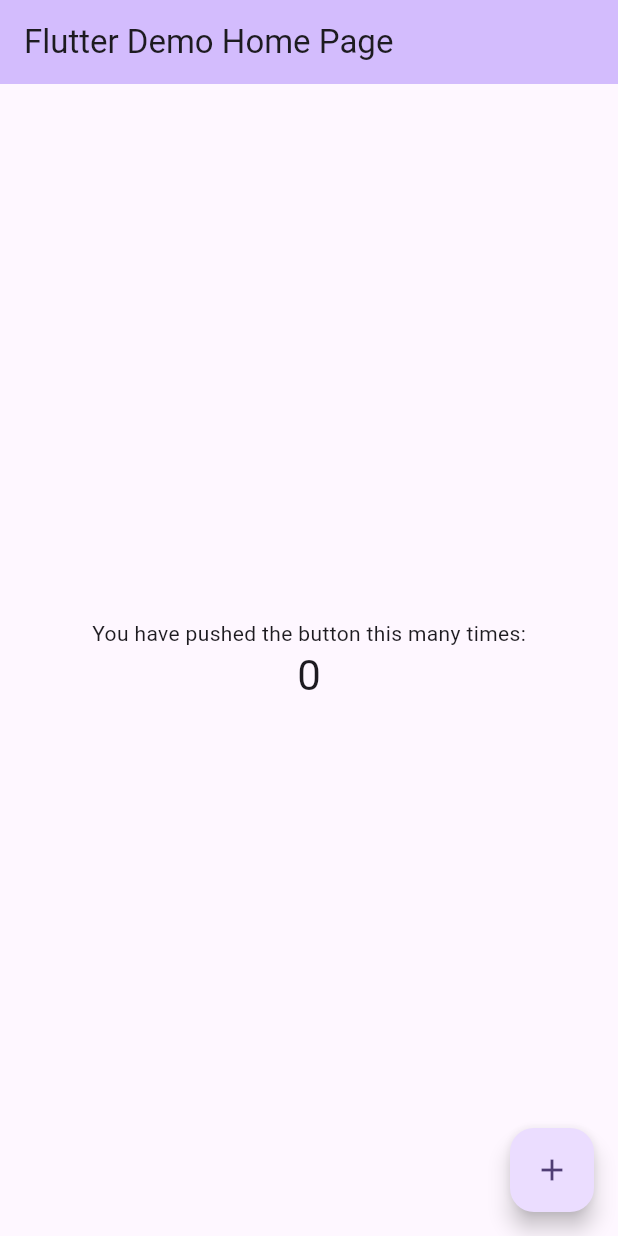
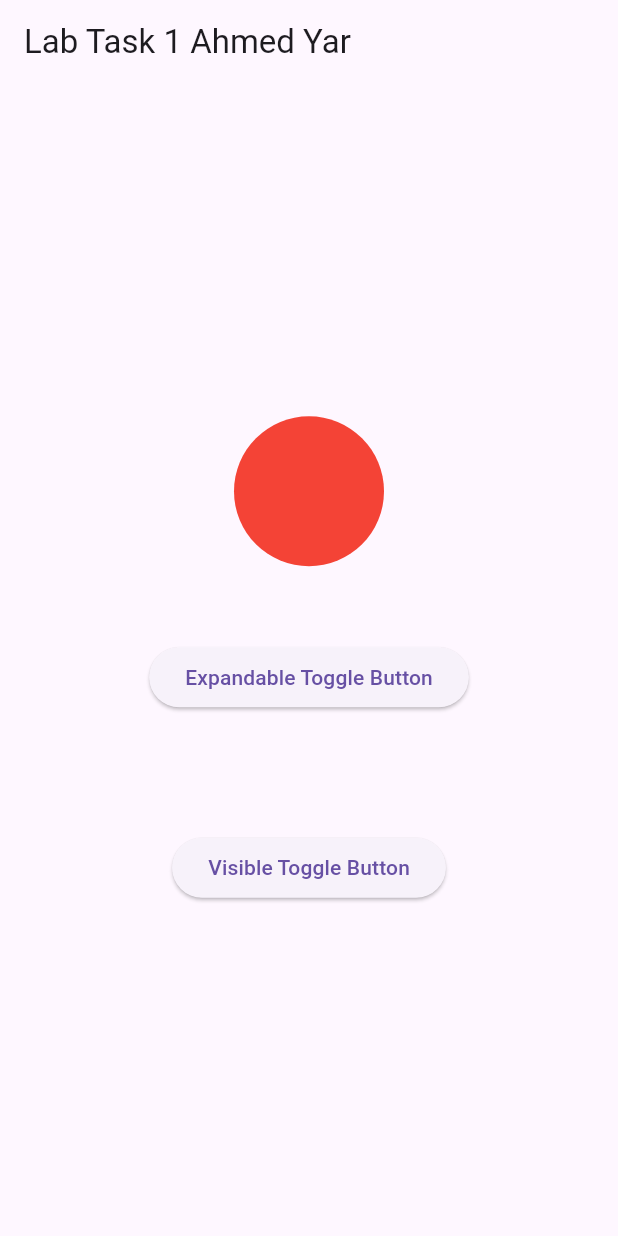
Before and after one commit to ahmedyar7/Mobile-App-Development, a Flutter app: the screen it shows after launch, on a phone screen of 412 x 824 dp. Run offline on Flutter 3.47's test engine with Material 3 defaults, Android fonts, the phone set to English and light mode, and no system bars.

Commit message:
Adding the task 1

```diff
--- /dev/null
+++ b/lab5/lib/Tasks/task1.dart
@@ -0,0 +1,73 @@
+import 'package:flutter/material.dart';
+
+class Task1 extends StatelessWidget {
+  Task1({super.key});
+
+  @override
+  Widget build(BuildContext context) {
+    return MaterialApp(home: Task1Animation());
+  }
+}
+
+class Task1Animation extends StatefulWidget {
+  _Task1AnimationState createState() => _Task1AnimationState();
+}
+
+class _Task1AnimationState extends State<Task1Animation> {
+  bool _isExpandable = false;
+  bool _isVisible = false;
+
+  @override
+  Widget build(BuildContext context) {
+    return Scaffold(
+      appBar: AppBar(title: Text("Lab Task 1 Ahmed Yar")),
+      body: Center(
+        child: Column(
+          mainAxisAlignment: MainAxisAlignment.center,
+          children: [
+            AnimatedContainer(
+              duration: Duration(seconds: 1),
+              height: _isExpandable ? 200 : 100,
+              width: _isExpandable ? 200 : 100,
+              curve: Curves.fastEaseInToSlowEaseOut,
+
+              decoration: BoxDecoration(
+                borderRadius: BorderRadius.circular(_isExpandable ? 100 : 50),
+                color: _isExpandable ? Colors.orange : Colors.red,
+              ),
+            ),
+
+            SizedBox(height: 50),
+            ElevatedButton(
+              onPressed: () {
+                setState(() {
+                  _isExpandable = !_isExpandable;
+                });
+              },
+              child: Text("Expandable Toggle Button"),
+            ),
+
+            AnimatedOpacity(
+              opacity: _isVisible ? 1.0 : 0.0,
+              duration: Duration(seconds: 1),
+              child: Text(
+                "Lab Task 1 Ahmed Yar",
+                style: TextStyle(fontSize: 20),
+              ),
+            ),
+
+            SizedBox(height: 50),
+            ElevatedButton(
+              onPressed: () {
+                setState(() {
+                  _isVisible = !_isVisible;
+                });
+              },
+              child: Text("Visible Toggle Button"),
+            ),
+          ],
+        ),
+      ),
+    );
+  }
+}
--- a/lab5/lib/main.dart
+++ b/lab5/lib/main.dart
@@ -1,122 +1,6 @@
 import 'package:flutter/material.dart';
+import 'package:lab5/Tasks/task1.dart';
 
 void main() {
-  runApp(const MyApp());
+  runApp(Task1());
 }
-
-class MyApp extends StatelessWidget {
-  const MyApp({super.key});
-
-  // This widget is the root of your application.
-  @override
-  Widget build(BuildContext context) {
-    return MaterialApp(
-      title: 'Flutter Demo',
-      theme: ThemeData(
-        // This is the theme of your application.
-        //
-        // TRY THIS: Try running your application with "flutter run". You'll see
-        // the application has a purple toolbar. Then, without quitting the app,
-        // try changing the seedColor in the colorScheme below to Colors.green
-        // and then invoke "hot reload" (save your changes or press the "hot
-        // reload" button in a Flutter-supported IDE, or press "r" if you used
-        // the command line to start the app).
-        //
-        // Notice that the counter didn't reset back to zero; the application
-        // state is not lost during the reload. To reset the state, use hot
-        // restart instead.
-        //
-        // This works for code too, not just values: Most code changes can be
-        // tested with just a hot reload.
-        colorScheme: ColorScheme.fromSeed(seedColor: Colors.deepPurple),
-      ),
-      home: const MyHomePage(title: 'Flutter Demo Home Page'),
-    );
-  }
-}
-
-class MyHomePage extends StatefulWidget {
-  const MyHomePage({super.key, required this.title});
-
-  // This widget is the home page of your application. It is stateful, meaning
-  // that it has a State object (defined below) that contains fields that affect
-  // how it looks.
-
-  // This class is the configuration for the state. It holds the values (in this
-  // case the title) provided by the parent (in this case the App widget) and
-  // used by the build method of the State. Fields in a Widget subclass are
-  // always marked "final".
-
-  final String title;
-
-  @override
-  State<MyHomePage> createState() => _MyHomePageState();
-}
-
-class _MyHomePageState extends State<MyHomePage> {
-  int _counter = 0;
-
-  void _incrementCounter() {
-    setState(() {
-      // This call to setState tells the Flutter framework that something has
-      // changed in this State, which causes it to rerun the build method below
-      // so that the display can reflect the updated values. If we changed
-      // _counter without calling setState(), then the build method would not be
-      // called again, and so nothing would appear to happen.
-      _counter++;
-    });
-  }
-
-  @override
-  Widget build(BuildContext context) {
-    // This method is rerun every time setState is called, for instance as done
-    // by the _incrementCounter method above.
-    //
-    // The Flutter framework has been optimized to make rerunning build methods
-    // fast, so that you can just rebuild anything that needs updating rather
-    // than having to individually change instances of widgets.
-    return Scaffold(
-      appBar: AppBar(
-        // TRY THIS: Try changing the color here to a specific color (to
-        // Colors.amber, perhaps?) and trigger a hot reload to see the AppBar
-        // change color while the other colors stay the same.
-        backgroundColor: Theme.of(context).colorScheme.inversePrimary,
-        // Here we take the value from the MyHomePage object that was created by
-        // the App.build method, and use it to set our appbar title.
-        title: Text(widget.title),
-      ),
-      body: Center(
-        // Center is a layout widget. It takes a single child and positions it
-        // in the middle of the parent.
-        child: Column(
-          // Column is also a layout widget. It takes a list of children and
-          // arranges them vertically. By default, it sizes itself to fit its
-          // children horizontally, and tries to be as tall as its parent.
-          //
-          // Column has various properties to control how it sizes itself and
-          // how it positions its children. Here we use mainAxisAlignment to
-          // center the children vertically; the main axis here is the vertical
-          // axis because Columns are vertical (the cross axis would be
-          // horizontal).
-          //
-          // TRY THIS: Invoke "debug painting" (choose the "Toggle Debug Paint"
-          // action in the IDE, or press "p" in the console), to see the
-          // wireframe for each widget.
-          mainAxisAlignment: MainAxisAlignment.center,
-          children: <Widget>[
-            const Text('You have pushed the button this many times:'),
-            Text(
-              '$_counter',
-              style: Theme.of(context).textTheme.headlineMedium,
-            ),
-          ],
-        ),
-      ),
-      floatingActionButton: FloatingActionButton(
-        onPressed: _incrementCounter,
-        tooltip: 'Increment',
-        child: const Icon(Icons.add),
-      ), // This trailing comma makes auto-formatting nicer for build methods.
-    );
-  }
-}
```
